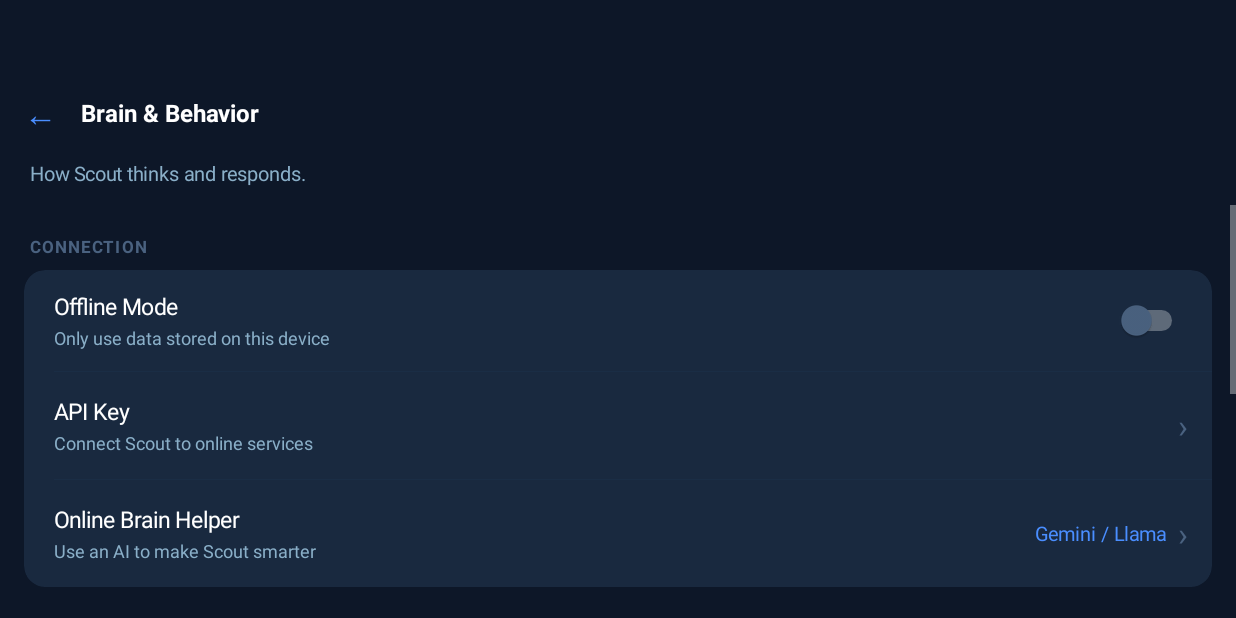
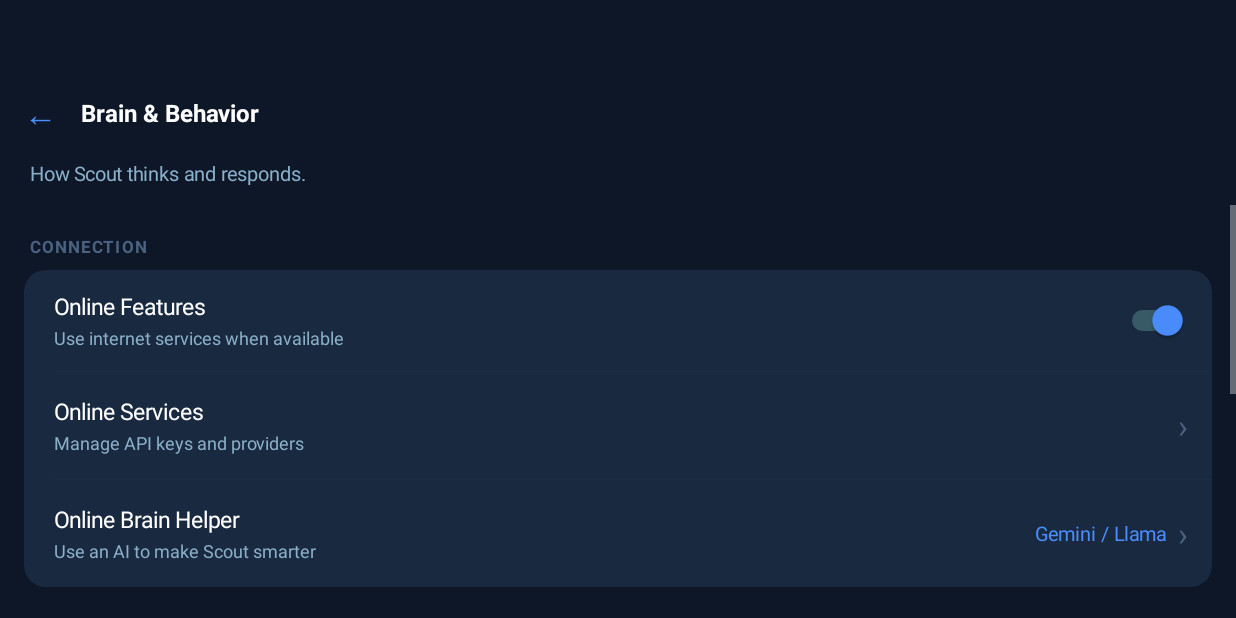
Before and after one commit to Patevan9/Scout, an Android app: the SettingsActivity screen opened directly, with no data from a screen before it, after a tap on an icon or button, on a phone screen of 824 x 412 dp (held sideways). Run offline under Robolectric (Android 15) with nearby library versions, the phone set to English and light mode, and no system bars.

Commit message:
Settings: rename Offline Mode → Online Features, API Key → Online Services
Offline Mode toggle was inverted — blue meant offline, gray meant online.
Renamed to Online Features and flipped toggle logic so blue = internet on,
gray = offline. Matches universal expectation: you turn features ON, not
turn offline mode OFF.

API Key renamed to Online Services / Manage API keys and providers, leaving
room for future providers beyond Gemini without a re-label.

Co-Authored-By: Claude Sonnet 4.6 <noreply@anthropic.com>
Claude-Session: https://claude.ai/code/session_01Thceh6tm3sht79TU92BvLy

```diff
--- a/app/src/main/java/com/example/scoutface/SettingsActivity.kt
+++ b/app/src/main/java/com/example/scoutface/SettingsActivity.kt
@@ -224,10 +224,10 @@ class SettingsActivity : AppCompatActivity() {
 
         body.addView(sectionLabel("CONNECTION"))
         body.addView(cardGroup(
-            toggleRow("Offline Mode", "Only use data stored on this device",
-                !memPrefs.getBoolean("gemini_enabled", true)
-            ) { on -> memPrefs.edit().putBoolean("gemini_enabled", !on).apply() },
-            navRow("API Key", "", "Connect Scout to online services") { push(S_APIKEY) },
+            toggleRow("Online Features", "Use internet services when available",
+                memPrefs.getBoolean("gemini_enabled", true)
+            ) { on -> memPrefs.edit().putBoolean("gemini_enabled", on).apply() },
+            navRow("Online Services", "", "Manage API keys and providers") { push(S_APIKEY) },
             navRow("Online Brain Helper", "Gemini / Llama", "Use an AI to make Scout smarter") { toast("Brain model selection coming in a future update!") }
         ))
 
@@ -399,7 +399,7 @@ class SettingsActivity : AppCompatActivity() {
 
     private fun apiKeyScreen(): View {
         val root = vCol(BG).fillParent()
-        root.addView(subHeader("API Key", "Connect Scout to online services."))
+        root.addView(subHeader("Online Services", "Manage API keys and providers."))
         val scroll = ScrollView(this).wrapWeight()
         val body = vCol(BG).padded(dp(16), dp(16), dp(16), dp(32))
 
```
